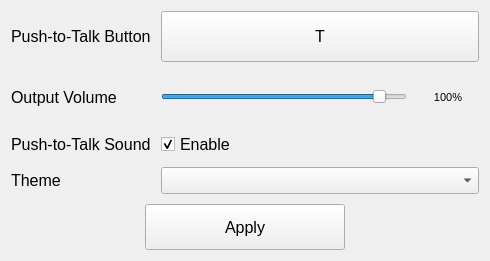
Before: the Qt Designer form src/View/SettingsWindow/settingswindow.ui in Flone-dnb/Silent, drawn with Qt 5.
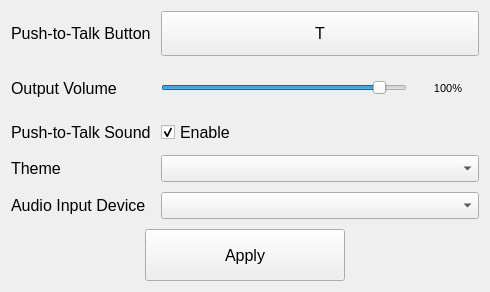
After: the same form once the commit is applied.

Commit message: Now can select audio input device manually in the Settings.

Diff of the .ui file:
```diff
--- a/src/View/SettingsWindow/settingswindow.ui
+++ b/src/View/SettingsWindow/settingswindow.ui
@@ -7,7 +7,7 @@
     <x>0</x>
     <y>0</y>
     <width>490</width>
-    <height>261</height>
+    <height>292</height>
    </rect>
   </property>
   <property name="font">
@@ -229,6 +229,28 @@
         </property>
        </widget>
       </item>
+      <item row="5" column="0">
+       <widget class="QLabel" name="label_5">
+        <property name="font">
+         <font>
+          <family>Segoe UI</family>
+          <pointsize>12</pointsize>
+         </font>
+        </property>
+        <property name="text">
+         <string>Audio Input Device</string>
+        </property>
+       </widget>
+      </item>
+      <item row="5" column="1">
+       <widget class="QComboBox" name="comboBox_input">
+        <property name="font">
+         <font>
+          <pointsize>12</pointsize>
+         </font>
+        </property>
+       </widget>
+      </item>
      </layout>
     </item>
     <item>
```
The commit also changes 10 other files.
